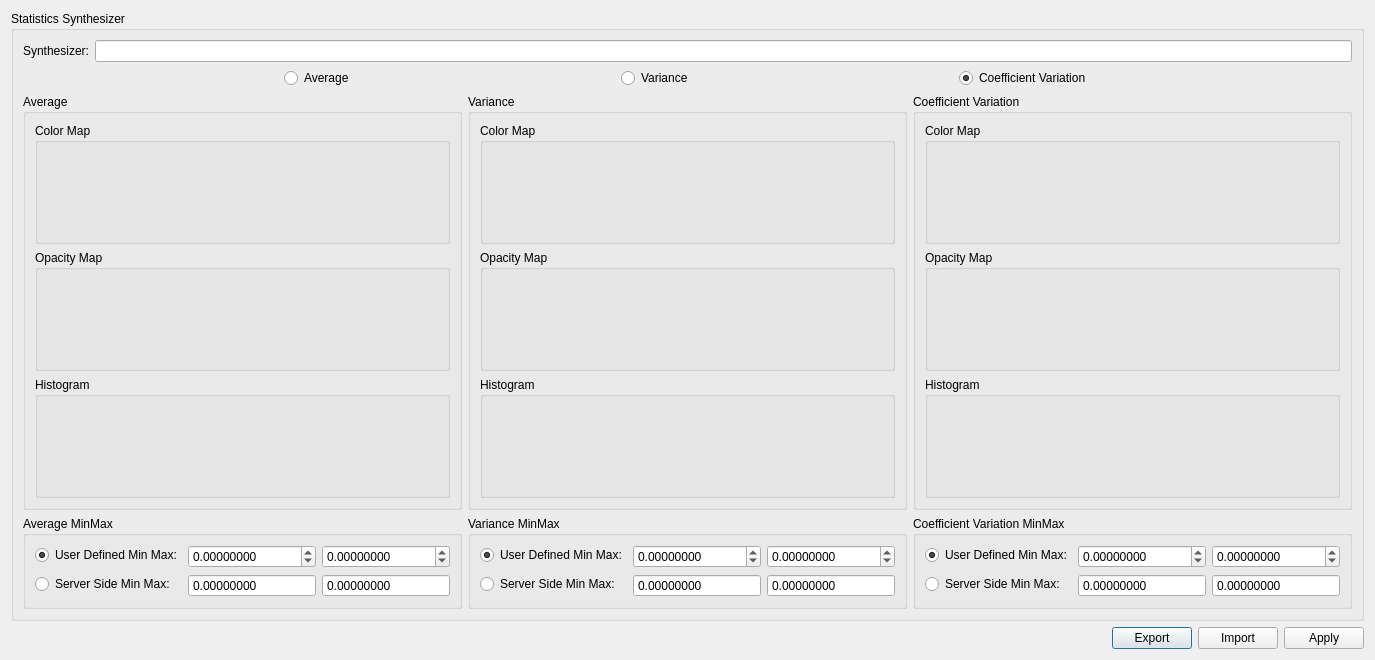
First picture: the form in Client/Widgets/EnsembleTransferFunctionEditor.ui, repository CCSEPBVR/CS-IS-PBVR, before the edit.
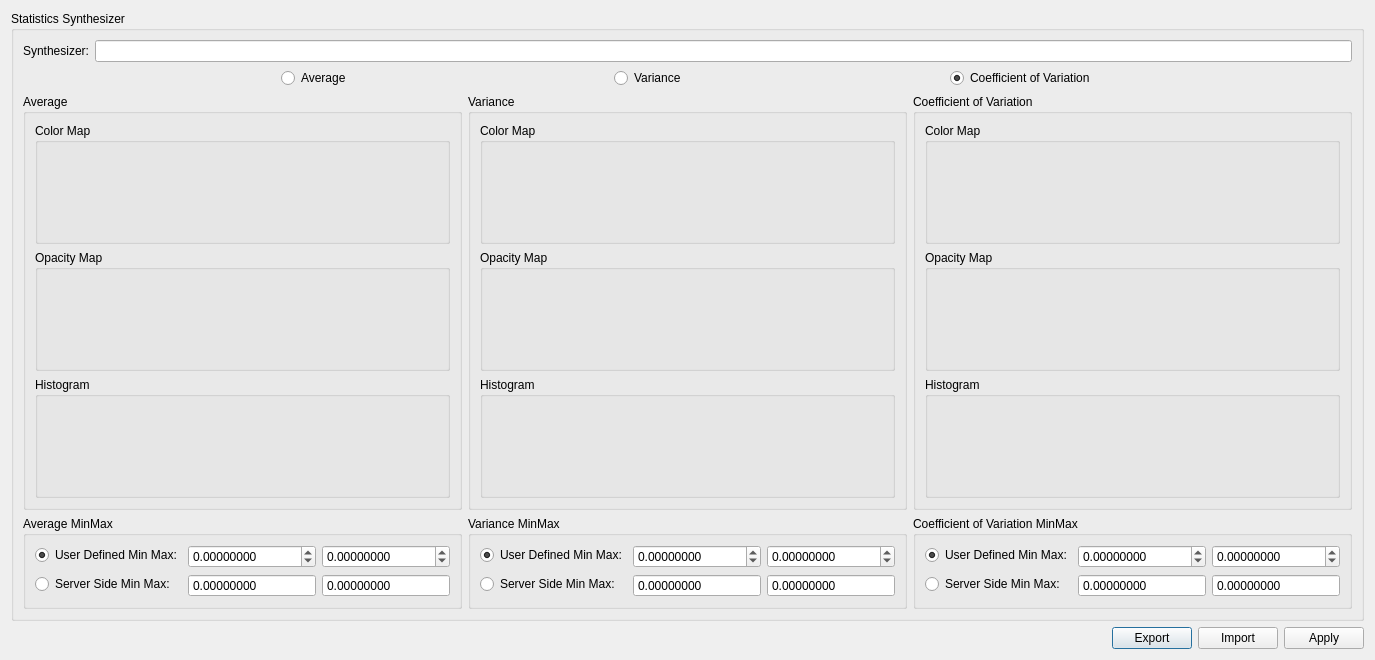
Second picture: the form after the edit. Custom widgets are drawn as their Qt base class.

Commit message: アンサンブルTFEのGUIに機能追加

Diff of the .ui file:
```diff
--- a/Client/Widgets/EnsembleTransferFunctionEditor.ui
+++ b/Client/Widgets/EnsembleTransferFunctionEditor.ui
@@ -95,7 +95,7 @@
         <item>
          <widget class="QRadioButton" name="m_coefficient_variation_radio_button">
           <property name="text">
-           <string>Coefficient Variation</string>
+           <string>Coefficient of Variation</string>
           </property>
           <property name="checked">
            <bool>true</bool>
@@ -260,7 +260,7 @@
         <item>
          <widget class="QGroupBox" name="m_coefficient_variation_transfer_function_group_box">
           <property name="title">
-           <string>Coefficient Variation</string>
+           <string>Coefficient of Variation</string>
           </property>
           <layout class="QVBoxLayout" name="m_coefficient_variation_transfer_function_layout">
            <item>
@@ -559,7 +559,7 @@
         <item>
          <widget class="QGroupBox" name="m_coefficient_variation_min_max_group_box">
          <property name="title">
-          <string>Coefficient Variation MinMax</string>
+          <string>Coefficient of Variation MinMax</string>
          </property>
           <layout class="QFormLayout" name="m_coefficient_variation_min_max_layout">
            <property name="fieldGrowthPolicy">
```
The commit also changes 2 other files.
